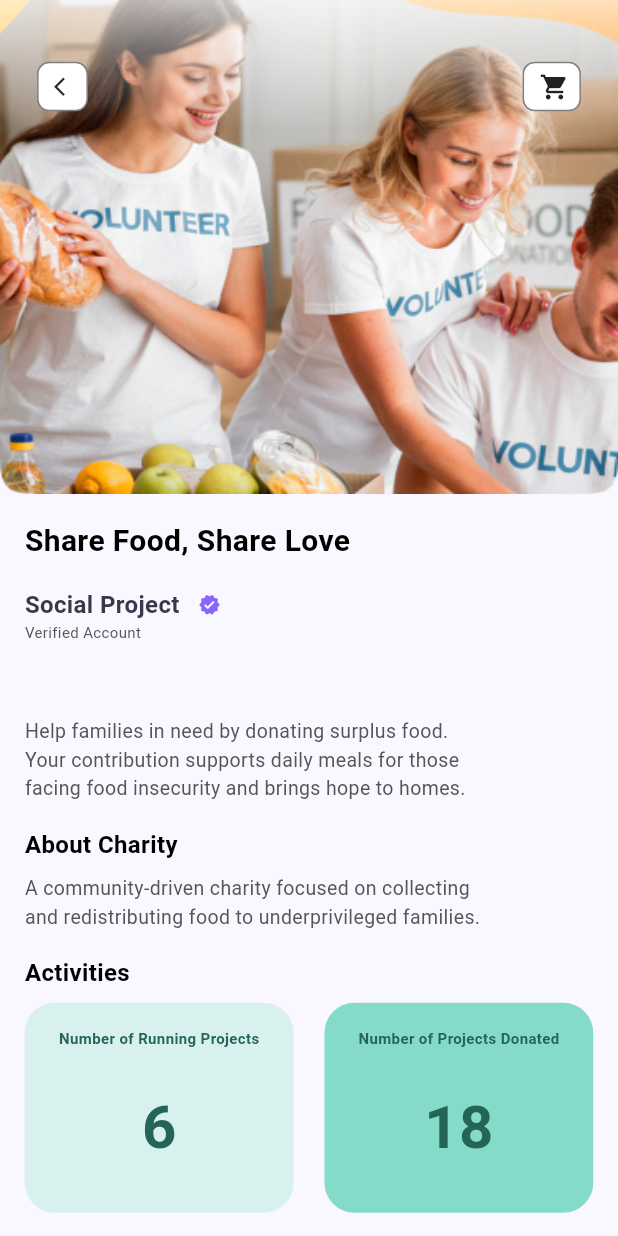
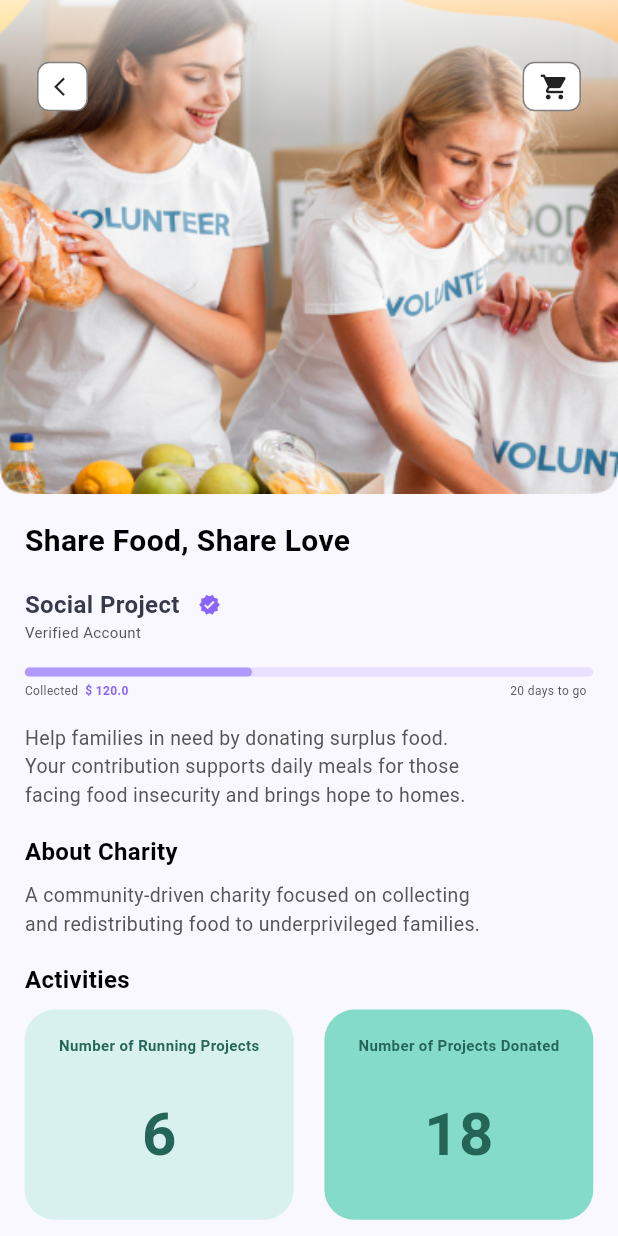
Before and after one commit to nadamansoor/Eat2Beat, a Flutter app: the DonationTab screen opened by its route, after a tap on "Social Project", on a phone screen of 412 x 824 dp. Run offline on Flutter 3.47's test engine with Material 3 defaults, Android fonts, the phone set to English and light mode, and no system bars; our stand-ins replace pin_code_fields; missing offline and left inert: flutter_floating_bottom_bar.

Commit message:
+ add linearProgressIndicator to donation screen
+ edit statistics at impact screen

```diff
--- a/lib/models/donation_model.dart
+++ b/lib/models/donation_model.dart
@@ -1,6 +1,8 @@
 class DonationModel {
   String title;
   String desc;
+  String start;
+  double collectedDonations;
   String aboutCharity;
   int noRunProject;
   int noProjectDonated;
@@ -11,11 +13,15 @@ class DonationModel {
     required this.aboutCharity,
     required this.noRunProject,
     required this.noProjectDonated,
+    required this.collectedDonations,
+    required this.start,
   });
 
   static final List<DonationModel> donationModel = [
     DonationModel(
       title: "Share Food, Share Love",
+      collectedDonations: 120,
+      start: "20",
       desc:
       "Help families in need by donating surplus food.\n"
           "Your contribution supports daily meals for those\n"
@@ -29,6 +35,8 @@ class DonationModel {
 
     DonationModel(
       title: "Feed a Family Today",
+      collectedDonations: 150,
+      start: "10",
       desc:
       "Your donation helps provide nutritious meals\n"
           "to families struggling to meet daily needs.\n"
@@ -42,6 +50,8 @@ class DonationModel {
 
     DonationModel(
       title: "One Meal, One Smile",
+      collectedDonations: 160,
+      start: "40",
       desc:
       "A single meal can restore dignity and hope.\n"
           "Join us in delivering food to vulnerable\n"
@@ -55,6 +65,8 @@ class DonationModel {
 
     DonationModel(
       title: "Nourish Lives with Care",
+      collectedDonations: 200,
+      start: "13",
       desc:
       "Support programs that deliver healthy meals\n"
           "to children and elderly people in need.\n"
@@ -68,6 +80,8 @@ class DonationModel {
 
     DonationModel(
       title: "Food for Every Home",
+      collectedDonations: 90,
+      start: "30",
       desc:
       "Help ensure that no home sleeps hungry.\n"
           "Your donation strengthens food access\n"
@@ -81,6 +95,8 @@ class DonationModel {
 
     DonationModel(
       title: "Together Against Hunger",
+      collectedDonations: 145,
+      start: "16",
       desc:
       "Stand with us to fight hunger through\n"
           "organized food drives and meal programs.\n"
@@ -94,6 +110,8 @@ class DonationModel {
 
     DonationModel(
       title: "Hope Starts with a Meal",
+      collectedDonations: 178,
+      start: "15",
       desc:
       "Provide essential meals to individuals\n"
           "facing difficult circumstances.\n"
@@ -107,6 +125,8 @@ class DonationModel {
 
     DonationModel(
       title: "Feed Hearts, Feed Souls",
+      collectedDonations: 75,
+      start: "28",
       desc:
       "Support community kitchens serving\n"
           "fresh meals prepared with care.\n"
@@ -120,6 +140,8 @@ class DonationModel {
 
     DonationModel(
       title: "Give Food, Give Hope",
+      collectedDonations: 136,
+      start: "19",
       desc:
       "Your food donation helps restore hope\n"
           "and dignity to families in need.\n"
@@ -133,6 +155,8 @@ class DonationModel {
 
     DonationModel(
       title: "Care Through Sharing",
+      collectedDonations: 200,
+      start: "8",
       desc:
       "Sharing food is a powerful act of care.\n"
           "Join us in supporting sustainable food\n"
@@ -146,6 +170,8 @@ class DonationModel {
 
     DonationModel(
       title: "Food Brings Us Together",
+      collectedDonations: 300,
+      start: "3",
       desc:
       "Help create stronger communities by\n"
           "supporting shared meal initiatives.\n"
@@ -159,6 +185,8 @@ class DonationModel {
 
     DonationModel(
       title: "A Meal Can Change a Life",
+      collectedDonations: 50,
+      start: "22",
       desc:
       "Your donation provides more than food.\n"
           "It offers hope, care, and a better\n"
--- a/lib/screens/home/tabs/donation/details_donation.dart
+++ b/lib/screens/home/tabs/donation/details_donation.dart
@@ -79,11 +79,28 @@ class DetailsDonation extends StatelessWidget {
                       ),
                       Text("Verified Account" ,
                         style: AppStyles.grey8w400.copyWith(
-                          fontSize: 10
+                            fontSize: 10
                         ),),
-                      SizedBox(height: screenHeight * 0.06,),
+                      SizedBox(height: screenHeight*0.02,),
+                      LinearProgressIndicator(
+                        backgroundColor: AppColors.lightPurple,
+                        value: (model.collectedDonations) / 300,
+                        color: Color(0xffb099fc),
+                        borderRadius: BorderRadius.circular(4),
+                        minHeight: 6,
+                      ),
+                      SizedBox(height: screenHeight*0.005,),
+                      Row(
+                        children: [
+                          const Text("Collected  ", style: AppStyles.grey8w400,),
+                          Text("\$ ${model.collectedDonations}", style: AppStyles.purple8Bold),
+                          const Spacer(),
+                          Text("${model.start} days to go  ", style: AppStyles.grey8w400,),
+                        ],
+                      ),
+                      SizedBox(height: screenHeight * 0.02,),
                       Text( model.desc ,
-                      style: AppStyles.grey13w400,),
+                        style: AppStyles.grey13w400,),
                       SizedBox(height: screenHeight * 0.02,),
                       Text("About Charity", style: AppStyles.black16Bold,),
                       SizedBox(height: screenHeight * 0.01,),
--- a/lib/screens/home/tabs/donation/donation_tab.dart
+++ b/lib/screens/home/tabs/donation/donation_tab.dart
@@ -9,6 +9,7 @@ import '../../../../widgets/custom_text_field.dart';
 class DonationTab extends StatelessWidget {
   DonationTab({super.key});
   TextEditingController searchController = TextEditingController();
+
 
   //DonationModel model;
 
@@ -58,14 +59,15 @@ class DonationTab extends StatelessWidget {
                         //childAspectRatio: 0.5,
                         crossAxisSpacing: 8,
                         mainAxisSpacing: 12,
-                        mainAxisExtent: screenHeight*0.28,
+                        mainAxisExtent: screenHeight*0.3,
                       ),
                       itemBuilder: (context, index) {
+                        final model = DonationModel.donationModel[index];
                         return InkWell(
                           onTap: (){
                             Navigator.of(context).pushNamed(
                                 AppRoutes.detailDonationRouteName,
-                                arguments: DonationModel.donationModel[index]
+                                arguments: model
                             );
                           },
                           child: Container(
@@ -118,14 +120,30 @@ class DonationTab extends StatelessWidget {
                                 Row(
                                   mainAxisAlignment: MainAxisAlignment.start,
                                   children: [
-                                    Text(DonationModel.donationModel[index].title,
+                                    Text(model.title,
                                       style: AppStyles.black13Bold,
                                       maxLines: 1,
                                       overflow: TextOverflow.ellipsis,
                                     ),
                                   ],
                                 ),
-                                SizedBox(height: screenHeight*0.01,),
+                                SizedBox(height: screenHeight*0.02,),
+                                LinearProgressIndicator(
+                                  backgroundColor: AppColors.lightPurple,
+                                  value: (model.collectedDonations) / 300,
+                                  color: Color(0xffb099fc),
+                                  borderRadius: BorderRadius.circular(4),
+                                  minHeight: 6,
+                                ),
+                                SizedBox(height: screenHeight*0.005,),
+                                Row(
+                                  children: [
+                                    const Text("Collected  ", style: AppStyles.grey8w400,),
+                                    Text("\$ ${model.collectedDonations}", style: AppStyles.purple8Bold),
+                                    const Spacer(),
+                                    Text("${model.start} days to go  ", style: AppStyles.grey8w400,),
+                                  ],
+                                )
                               ],
                             ),
                           ),
--- a/lib/screens/home/tabs/home_tab/home_tab.dart
+++ b/lib/screens/home/tabs/home_tab/home_tab.dart
@@ -124,6 +124,7 @@ class _HomeTabState extends State<HomeTab> {
                   /// 🔽 SEARCH RESULTS (ListView)
                   if (isSearching)
                     ListView.separated(
+                      padding: EdgeInsets.zero,
                       shrinkWrap: true,
                       physics: const NeverScrollableScrollPhysics(),
                       itemCount: searchResults.length,
@@ -226,6 +227,7 @@ class _HomeTabState extends State<HomeTab> {
 
                     /// 🍔 FOOD GRID
                     GridView.builder(
+                      padding: EdgeInsets.zero,
                       shrinkWrap: true,
                       physics: const NeverScrollableScrollPhysics(),
                       itemCount: HomeFoodModel.mealDetails.length,
--- a/lib/screens/home/tabs/impact/statistics_container.dart
+++ b/lib/screens/home/tabs/impact/statistics_container.dart
@@ -7,12 +7,15 @@ class StatisticsContainer extends StatelessWidget {
   int number;
   String text;
   double? width;
+  int index;
+
   StatisticsContainer({
     super.key,
     required this.containerColor,
     required this.textColor,
     required this.text,
     required this.number,
+    required this.index,
     this.width
   });
 
--- a/lib/utils/app_styles.dart
+++ b/lib/utils/app_styles.dart
@@ -7,6 +7,12 @@ class AppStyles {
       color: AppColors.grey,
       fontSize: 16,
       fontWeight: FontWeight.w400
+  );
+
+  static const TextStyle purple8Bold = TextStyle(
+      color: AppColors.purple,
+      fontSize: 8,
+      fontWeight: FontWeight.bold
   );
 
   static const TextStyle grey16Bold = TextStyle(
```
Also changed, not shown: lib/models/total_stat_model.dart (added, +32 -0 lines), lib/screens/home/tabs/impact/impact_tab.dart (+12 -9 lines).
